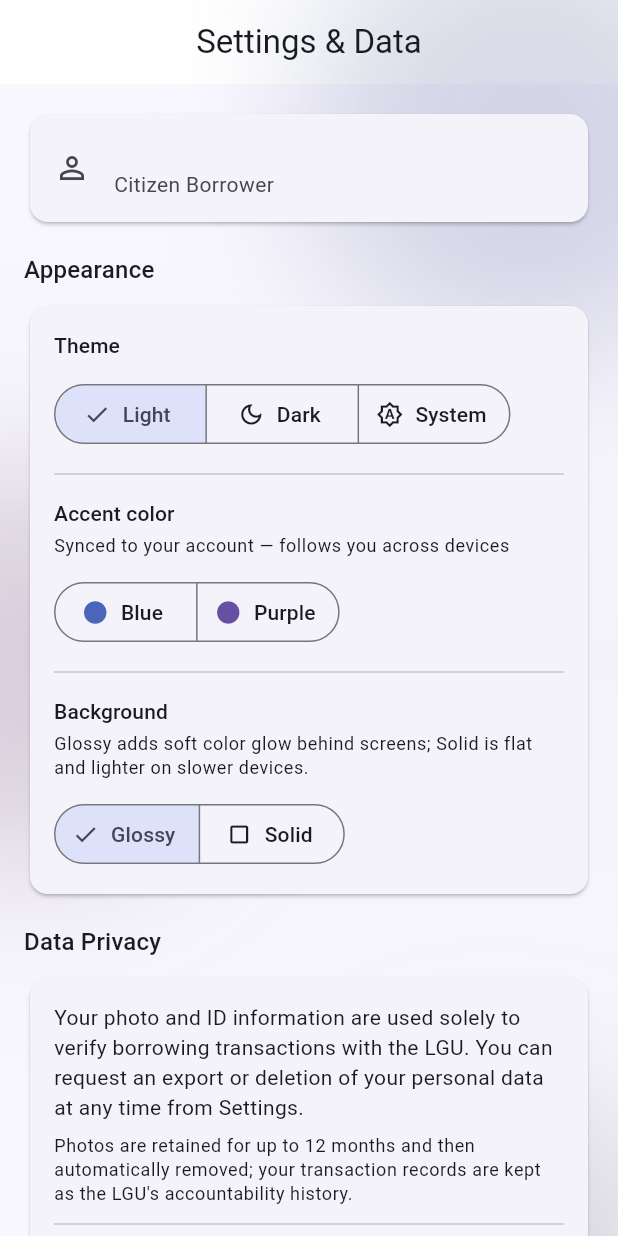
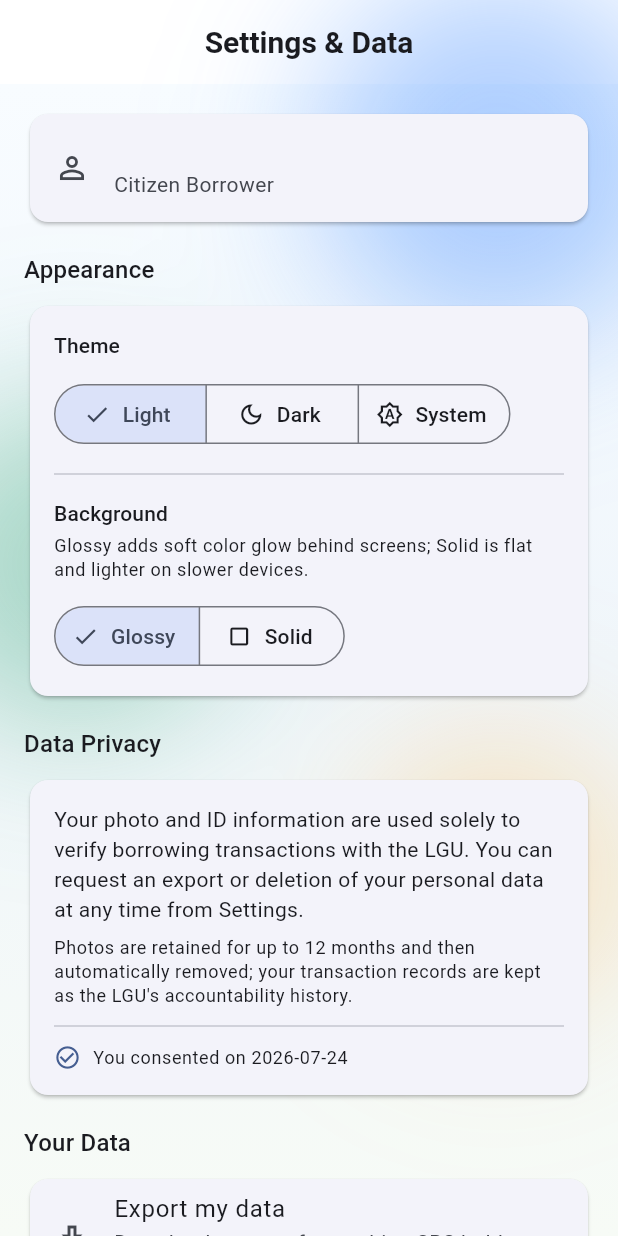
Before and after one commit to Vincentjhon31/SBS, a Flutter app: the SettingsScreen screen opened by its route, after a tap on "Light", on a phone screen of 412 x 824 dp. Run offline on Flutter 3.47's test engine with Material 3 defaults, Android fonts, the phone set to English and light mode, and no system bars; our stand-ins replace dio, fl_chart, flutter_riverpod, go_router, image_picker, shared_preferences and 1 more; accounts and stored records are empty; network calls fail.

Commit message:
Adopt eBongabong's liquid-glass theme; drop the accent picker
Aligns SBS with the eBongabong Calendar app's look: the base seed color
becomes its bright blue (#2B7FFF), scaffolds use its flat off-white/
near-black-navy surfaces, and GlossyBackground now renders its exact
liquid-glass backdrop — a soft vertical gradient plus three real-blurred
glow orbs in a varied blue/green/orange set (ambient color rather than
shades of one accent). The Glossy/Solid toggle is kept.

Removes the blue/purple accent-color picker from Settings (and the
seed-color provider that drove it) — there's a single fixed base color
now. The profiles.theme_color column and its repo method are left in
place, just unused, to avoid a DB migration.

Fixes the light-mode bug where the AppBar back arrow rendered near-
invisible: the app-bar theme now sets iconTheme/actionsIconTheme (not
just foregroundColor) to onSurface, so the back button and action icons
stay legible in both light and dark mode.

Co-Authored-By: Claude Sonnet 5 <noreply@anthropic.com>

```diff
--- a/lib/app/app.dart
+++ b/lib/app/app.dart
@@ -13,11 +13,10 @@ class SBSApp extends ConsumerWidget {
   Widget build(BuildContext context, WidgetRef ref) {
     final router = ref.watch(routerProvider);
     final themeMode = ref.watch(themeModeProvider);
-    final seedColor = ref.watch(seedColorProvider);
     return MaterialApp.router(
       title: AppConstants.appName,
-      theme: SBSTheme.light(seedColor),
-      darkTheme: SBSTheme.dark(seedColor),
+      theme: SBSTheme.light(),
+      darkTheme: SBSTheme.dark(),
       themeMode: themeMode,
       routerConfig: router,
       debugShowCheckedModeBanner: false,
--- a/lib/app/app_shell.dart
+++ b/lib/app/app_shell.dart
@@ -9,7 +9,6 @@ import '../features/auth/data/auth_providers.dart';
 import '../features/items/data/items_providers.dart';
 import '../features/notifications/data/notifications_providers.dart';
 import 'router.dart';
-import 'theme.dart';
 
 /// Whether the staff web sidebar is showing full labels (true) or has
 /// been collapsed to an icon-only rail (false) via the hamburger toggle.
@@ -182,9 +181,8 @@ class _SideNav extends ConsumerWidget {
     final expanded = ref.watch(sidebarExpandedProvider);
     final isSuperadmin = ref.watch(isSuperadminProvider);
     final profile = ref.watch(myProfileProvider).value;
-    final seed = ref.watch(seedColorProvider);
     final bg = Color.alphaBlend(
-      seed.withValues(alpha: 0.22),
+      AppConstants.seedColor.withValues(alpha: 0.22),
       const Color(0xFF0C1017),
     );
 
--- a/lib/app/theme.dart
+++ b/lib/app/theme.dart
@@ -1,40 +1,43 @@
 import 'package:flutter/cupertino.dart';
 import 'package:flutter/material.dart';
-import 'package:flutter_riverpod/flutter_riverpod.dart';
 
 import '../core/constants/app_constants.dart';
-import '../features/auth/data/auth_providers.dart';
-
-/// The active accent seed color, derived from the signed-in user's
-/// server-synced preference (defaults to civic blue when signed out,
-/// loading, or unset).
-final seedColorProvider = Provider<Color>((ref) {
-  final profile = ref.watch(myProfileProvider).value;
-  return switch (profile?.themeColor) {
-    'purple' => AppConstants.purpleSeedColor,
-    _ => AppConstants.seedColor,
-  };
-});
 
 abstract final class SBSTheme {
-  static ThemeData light(Color seed) => _base(seed, Brightness.light);
+  static ThemeData light() => _base(Brightness.light);
 
-  static ThemeData dark(Color seed) => _base(seed, Brightness.dark);
+  static ThemeData dark() => _base(Brightness.dark);
 
-  static ThemeData _base(Color seed, Brightness brightness) {
+  static ThemeData _base(Brightness brightness) {
+    final isDark = brightness == Brightness.dark;
     final colorScheme = ColorScheme.fromSeed(
-      seedColor: seed,
+      seedColor: AppConstants.seedColor,
       brightness: brightness,
     );
     return ThemeData(
       useMaterial3: true,
       colorScheme: colorScheme,
-      // Transparent + flat so the GlossyBackground flare shows through on
-      // the 5 main tabs; identical to a plain flat bar anywhere else.
+      // Flat canvas behind the liquid-glass backdrop (matches eBongabong).
+      scaffoldBackgroundColor:
+          isDark ? AppConstants.darkSurface : AppConstants.lightSurface,
+      // Transparent + flat so the GlossyBackground glow shows through.
+      // iconTheme/actionsIconTheme are set explicitly (not just via
+      // foregroundColor) so the leading back arrow and action icons always
+      // take onSurface — visible in BOTH light and dark mode. Relying on
+      // foregroundColor alone left the back button rendering near-black on
+      // the light glass background.
       appBarTheme: AppBarTheme(
         centerTitle: true,
         backgroundColor: Colors.transparent,
+        surfaceTintColor: Colors.transparent,
         foregroundColor: colorScheme.onSurface,
+        iconTheme: IconThemeData(color: colorScheme.onSurface),
+        actionsIconTheme: IconThemeData(color: colorScheme.onSurface),
+        titleTextStyle: TextStyle(
+          color: colorScheme.onSurface,
+          fontSize: 20,
+          fontWeight: FontWeight.w600,
+        ),
         elevation: 0,
         scrolledUnderElevation: 0,
       ),
@@ -42,9 +45,7 @@ abstract final class SBSTheme {
         border: OutlineInputBorder(),
       ),
       filledButtonTheme: FilledButtonThemeData(
-        style: FilledButton.styleFrom(
-          minimumSize: const Size.fromHeight(48),
-        ),
+        style: FilledButton.styleFrom(minimumSize: const Size.fromHeight(48)),
       ),
       // Consistent, "iOS-feel" slide transition on every push/pop —
       // Cupertino's builder also grants the edge-swipe-to-go-back gesture.
--- a/lib/core/constants/app_constants.dart
+++ b/lib/core/constants/app_constants.dart
@@ -5,12 +5,22 @@ abstract final class AppConstants {
   static const appFullName = 'Schedule Borrowing System';
   static const appVersion = '0.1.0';
 
-  /// Brand blue — from the official SBS logo set (whose artwork also
-  /// uses teal #0097B2, orange #FFBD59, and yellow #FFE325).
-  static const seedColor = Color(0xFF4A66B9);
+  /// Base seed color for the whole Material color scheme. Bright blue,
+  /// shared with the eBongabong Calendar app so the LGU app family reads
+  /// as one product.
+  static const seedColor = Color(0xFF2B7FFF);
 
-  /// Alternate accent color users may switch to in Settings.
-  static const purpleSeedColor = Color(0xFF6750A4);
+  /// Flat scaffold backgrounds behind the liquid-glass backdrop — a
+  /// barely-off-white in light mode, a near-black navy in dark mode.
+  static const lightSurface = Color(0xFFF8FCFF);
+  static const darkSurface = Color(0xFF05070C);
+
+  /// The three fixed glow-orb hues in the liquid-glass backdrop — a
+  /// deliberately varied (blue/green/orange) set rather than shades of
+  /// one accent, so the glow reads as soft ambient color, not branding.
+  static const glowBlue = Color(0xFF2B7FFF);
+  static const glowGreen = Color(0xFF1F9D65);
+  static const glowOrange = Color(0xFFFFA726);
 
   /// The bundled full-color logo (transparent background) shown on the
   /// login, splash, and staff web sidebar.
--- a/lib/core/widgets/glossy_background.dart
+++ b/lib/core/widgets/glossy_background.dart
@@ -3,20 +3,18 @@ import 'dart:ui';
 import 'package:flutter/material.dart';
 import 'package:flutter_riverpod/flutter_riverpod.dart';
 
+import '../constants/app_constants.dart';
 import '../theme/background_style_controller.dart';
 
-/// Soft, blurred color glow behind the main screens: a subtle tonal
-/// gradient plus three real-blurred accent orbs (primary/secondary/
-/// tertiary) — the same "liquid glass" depth used elsewhere in the LGU
-/// app family, adapted to draw its palette from the active ColorScheme
-/// (rather than hardcoded hex) so it tracks both light/dark mode and
-/// the blue/purple accent switch in Settings.
+/// The "liquid glass" backdrop shared with the eBongabong Calendar app: a
+/// soft vertical gradient plus three real-blurred glow orbs in a varied
+/// blue/green/orange set (not shades of one accent), so the glow reads as
+/// gentle ambient color behind opaque cards and list tiles.
 ///
-/// Users can turn this off in Settings → Appearance (a device/session
-/// preference) in favor of a flat surface, for lower-end devices/
-/// browsers where the blur is worth skipping. Either way the blur is
-/// applied once to a static orb layer, not as a live BackdropFilter
-/// over scrolling content, so it stays cheap even when left on.
+/// Users can switch to a flat surface in Settings → Appearance (a device/
+/// session preference) for lower-end devices/browsers. Either way the blur
+/// is baked once into a static, cached layer — not a live BackdropFilter
+/// over scrolling content — so it stays cheap even when left on.
 class GlossyBackground extends ConsumerWidget {
   const GlossyBackground({super.key, required this.child});
 
@@ -24,20 +22,21 @@ class GlossyBackground extends ConsumerWidget {
 
   @override
   Widget build(BuildContext context, WidgetRef ref) {
-    final scheme = Theme.of(context).colorScheme;
     final dark = Theme.of(context).brightness == Brightness.dark;
     final style = ref.watch(backgroundStyleProvider);
 
     if (style == BackgroundStyle.solid) {
-      return ColoredBox(color: scheme.surface, child: child);
+      // Cheapest possible: a flat scaffold-matching surface, no blur.
+      return ColoredBox(
+        color: dark ? AppConstants.darkSurface : AppConstants.lightSurface,
+        child: child,
+      );
     }
 
     return Stack(
-      // Loose fit (the default) gives non-positioned children — i.e.
-      // [child] — their own natural size instead of filling the
-      // screen, which silently breaks any Expanded/Flexible inside it
-      // (as in the sidebar shell's Row). Force it to fill so [child]
-      // always gets real bounded constraints.
+      // Loose fit (the default) would give the non-positioned [child] its
+      // own natural size instead of filling the screen, silently breaking
+      // any Expanded/Flexible inside it (e.g. the sidebar shell's Row).
       fit: StackFit.expand,
       children: [
         RepaintBoundary(
@@ -45,50 +44,56 @@ class GlossyBackground extends ConsumerWidget {
             child: Stack(
               fit: StackFit.expand,
               children: [
-                Container(
+                DecoratedBox(
                   decoration: BoxDecoration(
                     gradient: LinearGradient(
                       begin: Alignment.topCenter,
                       end: Alignment.bottomCenter,
-                      colors: [
-                        scheme.surface,
-                        scheme.surfaceContainerLow,
-                        scheme.surface,
-                      ],
+                      colors: dark
+                          ? const [
+                              Color(0xFF05070C),
+                              Color(0xFF0A0D14),
+                              Color(0xFF06080D),
+                            ]
+                          : const [
+                              Color(0xFFF8FCFF),
+                              Color(0xFFF0F6FB),
+                              Color(0xFFF7FBF6),
+                            ],
                     ),
                   ),
                 ),
                 Positioned.fill(
                   child: ImageFiltered(
-                    imageFilter: ImageFilter.blur(sigmaX: 50, sigmaY: 50),
+                    imageFilter: ImageFilter.blur(sigmaX: 40, sigmaY: 40),
                     child: Stack(
                       clipBehavior: Clip.none,
                       children: [
                         Positioned(
-                          top: -120,
-                          right: -90,
+                          top: -60,
+                          right: -30,
                           child: _Orb(
-                            color: scheme.primary,
-                            size: 300,
-                            dark: dark,
+                            color: AppConstants.glowBlue,
+                            size: 220,
+                            alpha: dark ? 0.28 : 0.20,
                           ),
                         ),
                         Positioned(
-                          top: 260,
-                          left: -110,
+                          top: 220,
+                          left: -50,
                           child: _Orb(
-                            color: scheme.tertiary,
-                            size: 260,
-                            dark: dark,
+                            color: AppConstants.glowGreen,
+                            size: 200,
+                            alpha: dark ? 0.22 : 0.18,
                           ),
                         ),
                         Positioned(
-                          bottom: -140,
-                          right: -40,
+                          bottom: 160,
+                          right: 0,
                           child: _Orb(
-                            color: scheme.secondary,
-                            size: 240,
-                            dark: dark,
+                            color: AppConstants.glowOrange,
+                            size: 160,
+                            alpha: 0.14,
                           ),
                         ),
                       ],
@@ -106,20 +111,24 @@ class GlossyBackground extends ConsumerWidget {
 }
 
 class _Orb extends StatelessWidget {
-  const _Orb({required this.color, required this.size, required this.dark});
+  const _Orb({required this.color, required this.size, required this.alpha});
 
   final Color color;
   final double size;
-  final bool dark;
+  final double alpha;
 
   @override
   Widget build(BuildContext context) {
+    final tinted = color.withValues(alpha: alpha);
     return Container(
       width: size,
       height: size,
       decoration: BoxDecoration(
         shape: BoxShape.circle,
-        color: color.withValues(alpha: dark ? 0.34 : 0.22),
+        color: tinted,
+        boxShadow: [
+          BoxShadow(color: tinted, blurRadius: 60, spreadRadius: 24),
+        ],
       ),
     );
   }
--- a/lib/features/settings/presentation/settings_screen.dart
+++ b/lib/features/settings/presentation/settings_screen.dart
@@ -48,8 +48,6 @@ class SettingsScreen extends ConsumerWidget {
                   crossAxisAlignment: CrossAxisAlignment.start,
                   children: const [
                     _ThemeModeSelector(),
-                    Divider(height: 32),
-                    _AccentColorSelector(),
                     Divider(height: 32),
                     _BackgroundStyleSelector(),
                   ],
@@ -175,55 +173,6 @@ class _ThemeModeSelector extends ConsumerWidget {
           onSelectionChanged: (selection) => ref
               .read(themeModeProvider.notifier)
               .setThemeMode(selection.first),
-        ),
-      ],
-    );
-  }
-}
-
-class _AccentColorSelector extends ConsumerWidget {
-  const _AccentColorSelector();
-
-  @override
-  Widget build(BuildContext context, WidgetRef ref) {
-    final themeColor = ref.watch(myProfileProvider).value?.themeColor ?? 'blue';
-    return Column(
-      crossAxisAlignment: CrossAxisAlignment.start,
-      children: [
-        Text('Accent color', style: Theme.of(context).textTheme.labelLarge),
-        const SizedBox(height: 4),
-        Text(
-          'Synced to your account — follows you across devices',
-          style: Theme.of(context).textTheme.bodySmall,
-        ),
-        const SizedBox(height: 12),
-        SegmentedButton<String>(
-          segments: [
-            ButtonSegment(
-              value: 'blue',
-              icon: Icon(Icons.circle, color: AppConstants.seedColor),
-              label: const Text('Blue'),
-            ),
-            ButtonSegment(
-              value: 'purple',
-              icon: Icon(Icons.circle, color: AppConstants.purpleSeedColor),
-              label: const Text('Purple'),
-            ),
-          ],
-          selected: {themeColor},
-          onSelectionChanged: (selection) async {
-            final messenger = ScaffoldMessenger.of(context);
-            try {
-              await ref
-                  .read(settingsRepositoryProvider)
-                  .updateThemeColor(selection.first);
-              ref.invalidate(myProfileProvider);
-            } catch (_) {
-              messenger.showSnackBar(
-                const SnackBar(content: Text('Could not update accent color.')),
-              );
-            }
-          },
         ),
       ],
     );
```
